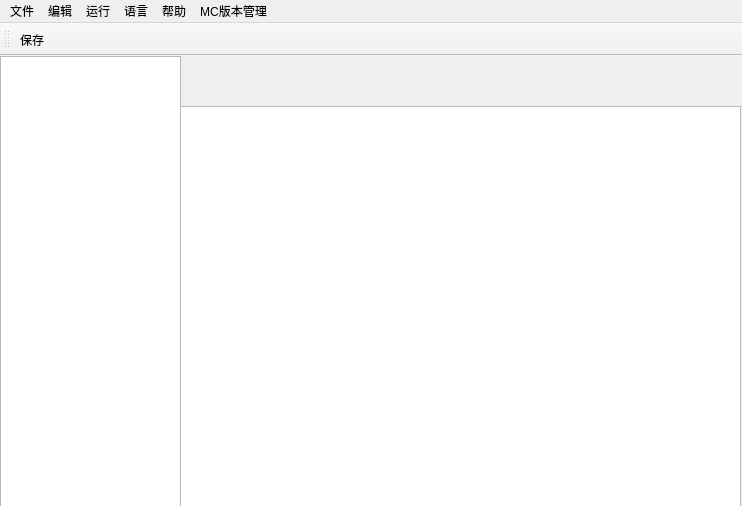
Before: the Qt Designer form UI/DatapacksEditors.ui in Wzp-2008/DatapacksEditors, drawn with Qt 5.
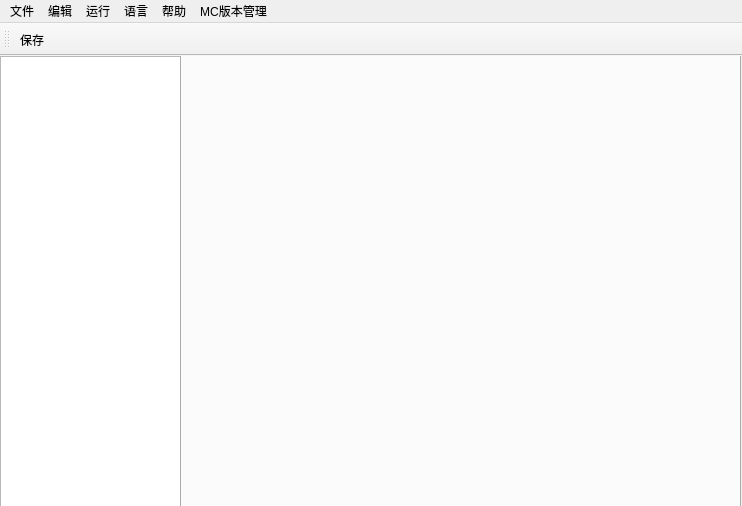
After: the same form once the commit is applied.

Commit message: feat:Add tab

The edit to the form file:
```diff
--- a/UI/DatapacksEditors.ui
+++ b/UI/DatapacksEditors.ui
@@ -30,15 +30,21 @@
      </rect>
     </property>
    </widget>
-   <widget class="QTextEdit" name="textEdit">
+   <widget class="QTabWidget" name="tabWidget">
     <property name="geometry">
      <rect>
       <x>180</x>
-      <y>50</y>
+      <y>-1</y>
       <width>561</width>
-      <height>411</height>
+      <height>461</height>
      </rect>
     </property>
+    <property name="currentIndex">
+     <number>-1</number>
+    </property>
+    <property name="tabsClosable">
+     <bool>true</bool>
+    </property>
    </widget>
   </widget>
   <widget class="QMenuBar" name="menubar">
```
The commit also changes 2 other files.
